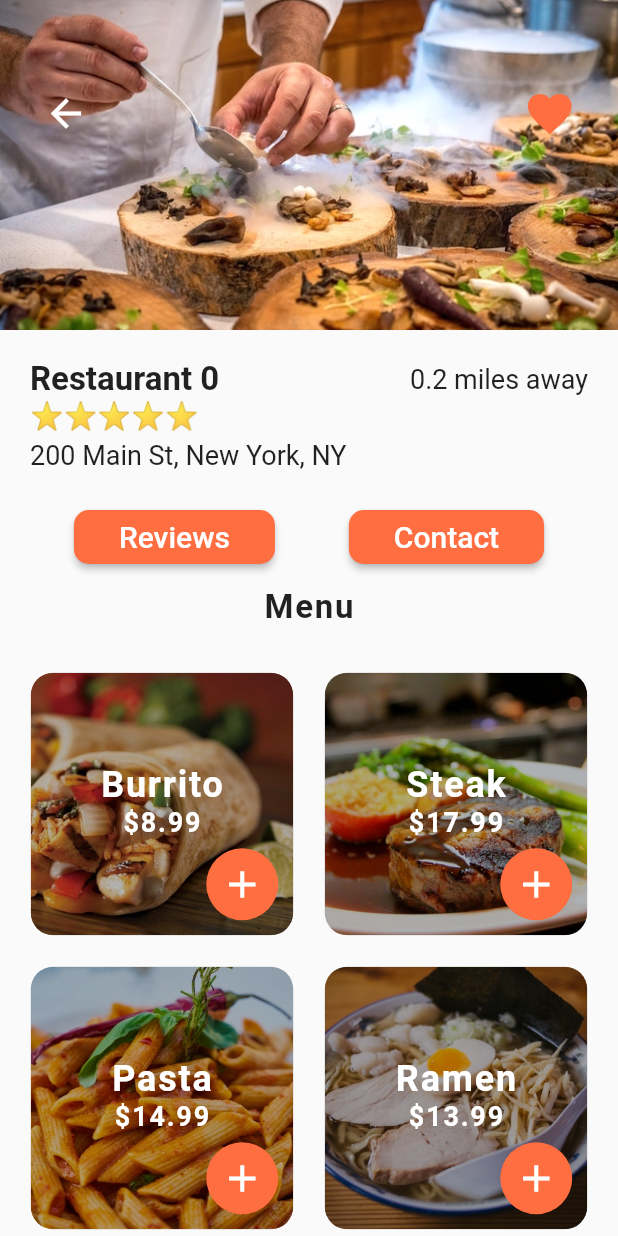
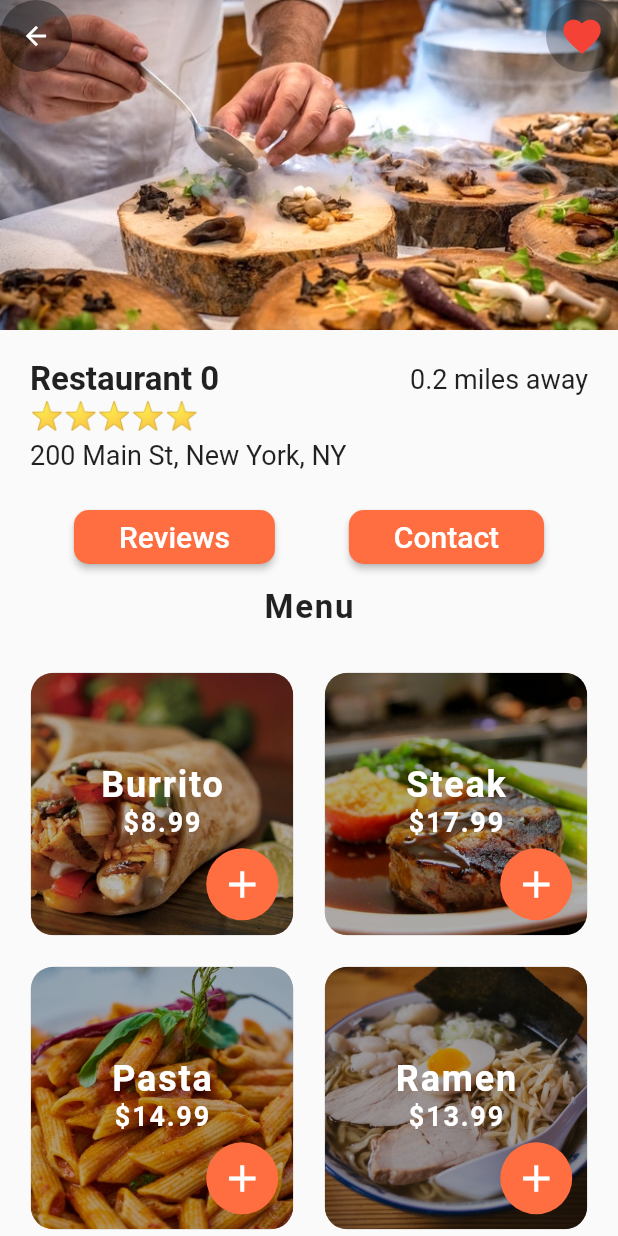
Before and after one commit to edilsonmatola/food_delivery_ui_flutter, a Flutter app: the screen it shows after launch, after a tap on "Restaurant 0", on a phone screen of 412 x 824 dp. Run offline on Flutter 3.47's test engine with Material 2 defaults, Android fonts, the light colour scheme and no system bars.

Commit message:
Adjusted Icons Padding

```diff
--- a/lib/app/presentation/restaurant_screen/restaurant_screen.dart
+++ b/lib/app/presentation/restaurant_screen/restaurant_screen.dart
@@ -117,29 +117,38 @@ class _RestaurantScreenState extends State<RestaurantScreen> {
                     fit: BoxFit.cover,
                   ),
                 ),
-                Padding(
-                  padding: EdgeInsets.symmetric(horizontal: 20, vertical: 50),
-                  child: Row(
-                    mainAxisAlignment: MainAxisAlignment.spaceBetween,
-                    children: [
-                      IconButton(
+                Row(
+                  mainAxisAlignment: MainAxisAlignment.spaceBetween,
+                  children: [
+                    Container(
+                      decoration: BoxDecoration(
+                        color: Colors.black38,
+                        borderRadius: BorderRadius.circular(100),
+                      ),
+                      child: IconButton(
                         onPressed: () => Navigator.pop(context),
                         icon: Icon(
                           Icons.arrow_back,
                         ),
                         color: Colors.white,
-                        iconSize: 30,
+                        iconSize: 20,
                       ),
-                      IconButton(
+                    ),
+                    Container(
+                      decoration: BoxDecoration(
+                        color: Colors.black26,
+                        borderRadius: BorderRadius.circular(100),
+                      ),
+                      child: IconButton(
                         onPressed: () {},
                         icon: Icon(
                           Icons.favorite,
                         ),
-                        color: Theme.of(context).primaryColor,
-                        iconSize: 35,
+                        color: Colors.red,
+                        iconSize: 30,
                       ),
-                    ],
-                  ),
+                    ),
+                  ],
                 ),
               ],
             ),
```
